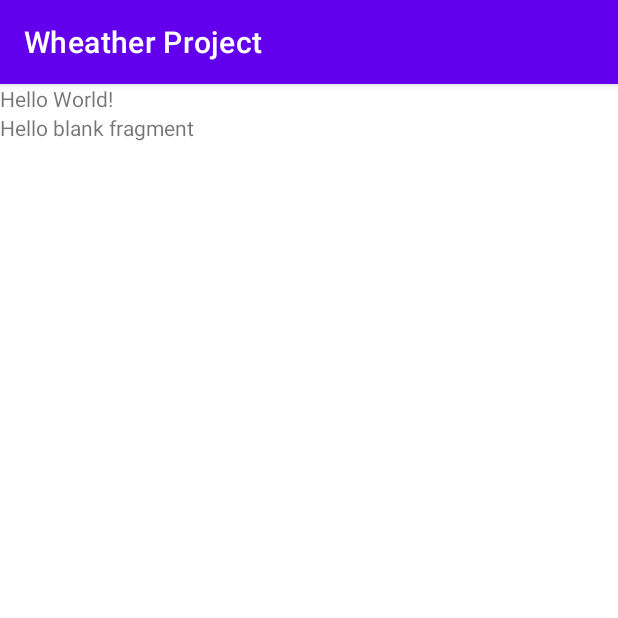
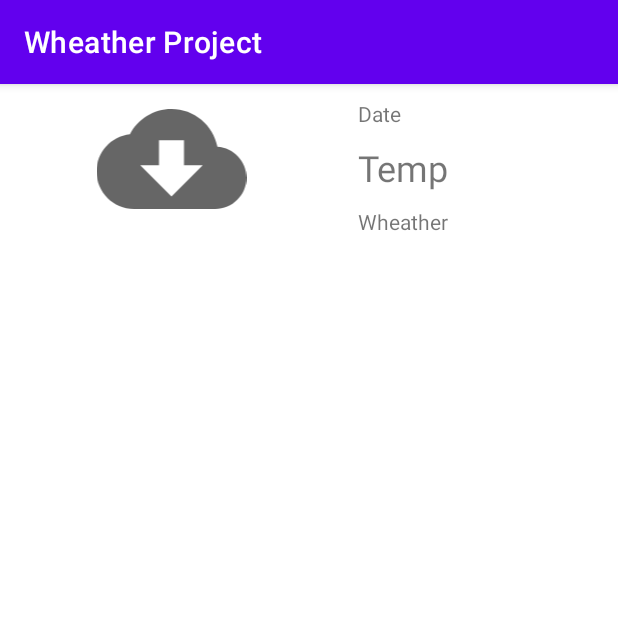
Before and after one commit to stymri/WheatherProject, an Android app: the screen it shows after launch (MainActivity), on a phone screen of 412 x 824 dp, the top half of it. Run offline under Robolectric (Android 15) with nearby library versions, the phone set to English and light mode, and no system bars.

Commit message:
view temp show

```diff
--- a/app/build.gradle
+++ b/app/build.gradle
@@ -34,6 +34,7 @@ dependencies {
     implementation 'com.google.android.material:material:1.2.1'
     implementation 'androidx.constraintlayout:constraintlayout:2.0.4'
     implementation 'androidx.legacy:legacy-support-v4:1.0.0'
+    implementation 'androidx.gridlayout:gridlayout:1.0.0'
     testImplementation 'junit:junit:4.+'
     androidTestImplementation 'androidx.test.ext:junit:1.1.2'
     androidTestImplementation 'androidx.test.espresso:espresso-core:3.3.0'
--- a/app/src/main/java/rai/satyam/wheatherproject/ShowWeatherDetails.java
+++ b/app/src/main/java/rai/satyam/wheatherproject/ShowWeatherDetails.java
@@ -11,10 +11,19 @@ import android.util.Log;
 import android.view.LayoutInflater;
 import android.view.View;
 import android.view.ViewGroup;
+import android.widget.ImageView;
+import android.widget.TextView;
+
+import org.json.JSONArray;
+import org.json.JSONObject;
+
+import java.text.DateFormat;
+import java.util.Date;
 
 import rai.satyam.wheatherproject.util.Utils;
 import rai.satyam.wheatherproject.util.http.DownloadCallback;
 import rai.satyam.wheatherproject.util.http.DownloadTaskResult;
+import rai.satyam.wheatherproject.util.http.ImageDownload;
 import rai.satyam.wheatherproject.util.http.NetworkFragment;
 
 /**
@@ -40,6 +49,11 @@ public class ShowWeatherDetails extends Fragment implements DownloadCallback<Dow
     // Boolean telling us whether a download is in progress, so we don't trigger overlapping
     // downloads with consecutive button clicks.
     private boolean downloading = false;
+
+    TextView textViewDate;
+    TextView textViewTemp;
+    ImageView imageView;
+    TextView textViewWheather;
 
     public ShowWeatherDetails() {
         // Required empty public constructor
@@ -75,7 +89,7 @@ public class ShowWeatherDetails extends Fragment implements DownloadCallback<Dow
     @Override
     public View onCreateView(LayoutInflater inflater, ViewGroup container,
                              Bundle savedInstanceState) {
-        networkFragment = NetworkFragment.getInstance(getActivity().getSupportFragmentManager(), "https://api.openweathermap.org/data/2.5/weather?lat=28.67&lon=77.22&appid=154b075c1652f4f2d9c3b7420ab1362a" ,this);
+        networkFragment = NetworkFragment.getInstance(getActivity().getSupportFragmentManager(), "https://api.openweathermap.org/data/2.5/onecall?lat=28.67&lon=77.22&units=metric&appid=154b075c1652f4f2d9c3b7420ab1362a" ,this);
         this.startDownload();
         // Inflate the layout for this fragment
         return inflater.inflate(R.layout.fragment_show_weather_details, container, false);
@@ -83,10 +97,35 @@ public class ShowWeatherDetails extends Fragment implements DownloadCallback<Dow
 
     @Override
     public void updateFromDownload(DownloadTaskResult result) {
-        String v_sResponse;
-        if (result.getResponse() != null){
-            v_sResponse = Utils.getStringFromInputStream(result.getResponse());
-            Log.d("response",v_sResponse);
+        String v_sResponse , v_sTemp;
+        JSONObject v_objJson , v_objJsonCurrent ,v_objJsonWheather;
+        JSONArray v_objJsonArray;
+        android.text.format.DateFormat dateFormat = new android.text.format.DateFormat();
+        ImageDownload imageDownload;
+        try {
+            textViewDate = getActivity().findViewById(R.id.textViewDate);
+            textViewTemp = getActivity().findViewById(R.id.textViewTemp);
+            imageView = getActivity().findViewById(R.id.imageView);
+            textViewWheather = getActivity().findViewById(R.id.textViewWheather);
+            if (result.getResponseString() != null){
+                v_sResponse = result.getResponseString();
+                //Log.d("response",v_sResponse);
+                v_objJson = new JSONObject(v_sResponse);
+                v_objJsonCurrent = v_objJson.getJSONObject("current");
+                v_sTemp = dateFormat.format("hh:mm:ss a",new Date(v_objJsonCurrent.getLong("dt")*1000L)).toString();
+                textViewDate.setText(v_sTemp);
+                v_sTemp = "" + v_objJsonCurrent.getDouble("temp") + " °C";
+                textViewTemp.setText(v_sTemp);
+                v_objJsonArray = v_objJsonCurrent.getJSONArray("weather");
+                v_objJsonWheather = v_objJsonArray.getJSONObject(0);
+                v_sTemp = v_objJsonWheather.getString("description");
+                textViewWheather.setText(v_sTemp);
+                v_sTemp = "https://openweathermap.org/img/wn/"+v_objJsonWheather.getString("icon")+"@4x.png";
+                imageDownload = ImageDownload.newInstance(getActivity().getSupportFragmentManager() ,v_sTemp,imageView);
+
+            }
+        } catch(Exception v_exException){
+            v_exException.printStackTrace();
         }
     }
 
--- a/app/src/main/java/rai/satyam/wheatherproject/util/http/DownloadTask.java
+++ b/app/src/main/java/rai/satyam/wheatherproject/util/http/DownloadTask.java
@@ -8,6 +8,8 @@ import java.io.InputStream;
 import java.net.URL;
 
 import javax.net.ssl.HttpsURLConnection;
+
+import rai.satyam.wheatherproject.util.Utils;
 
 public class DownloadTask extends AsyncTask<String , Integer , DownloadTaskResult> {
     private DownloadCallback<DownloadTaskResult> g_objCallBack;
@@ -25,28 +27,22 @@ public class DownloadTask extends AsyncTask<String , Integer , DownloadTaskResul
         NetworkInfo v_objNetworkInfo;
         if (this.g_objCallBack != null){
             v_objNetworkInfo = this.g_objCallBack.getActiveNetworkInfo();
-            if (v_objNetworkInfo == null || !v_objNetworkInfo.isConnected() ){
+            /**if (v_objNetworkInfo == null || !v_objNetworkInfo.isConnected() ){
                 this.g_objCallBack.updateFromDownload(new DownloadTaskResult(new Exception("You are Offline")));
                 cancel(true);
-            }
+            } **/
         }
     }
 
     @Override
     protected DownloadTaskResult doInBackground(String... prm_arrUrls) {
         DownloadTaskResult v_Return = null;
-        String v_sUrlString;
-        InputStream v_objInputStream = null;
+        String v_sUrlString , v_sReturn = null;
         try{
             if (!isCancelled() && prm_arrUrls != null && prm_arrUrls.length > 0) {
                 v_sUrlString = prm_arrUrls[0];
                 URL url = new URL(v_sUrlString);
-                v_objInputStream = downloadUrl(url);
-                if (v_objInputStream != null) {
-                    v_Return = new DownloadTaskResult(v_objInputStream);
-                } else {
-                    v_Return = new DownloadTaskResult(new IOException("No response received."));
-                }
+                v_Return = downloadUrl(url);
             }
         } catch(Exception v_exException){
             v_Return = new DownloadTaskResult(v_exException);
@@ -60,10 +56,10 @@ public class DownloadTask extends AsyncTask<String , Integer , DownloadTaskResul
      * If the network request is successful, it returns the response body in String form. Otherwise,
      * it will throw an IOException.
      */
-    private InputStream downloadUrl(URL url) throws IOException {
+    private DownloadTaskResult downloadUrl(URL url) throws IOException {
         InputStream v_objInputStream = null;
         HttpsURLConnection connection = null;
-        String result = null;
+        DownloadTaskResult v_Return;
         try {
             connection = (HttpsURLConnection) url.openConnection();
             // Timeout for reading InputStream arbitrarily set to 3000ms.
@@ -84,14 +80,19 @@ public class DownloadTask extends AsyncTask<String , Integer , DownloadTaskResul
             }
             // Retrieve the response body as an InputStream.
             v_objInputStream = connection.getInputStream();
+            v_Return = new DownloadTaskResult();
+            v_Return.processAndSaveResponse(connection.getContentType(),v_objInputStream);
             publishProgress(DownloadCallback.Progress.GET_INPUT_STREAM_SUCCESS, 0);
         } finally {
             // Close Stream and disconnect HTTPS connection.
-            if (connection != null) {
+            if (null != connection) {
                 connection.disconnect();
             }
+            if (v_objInputStream != null){
+                v_objInputStream.close();
+            }
         }
-        return v_objInputStream;
+        return v_Return;
     }
 
     @Override
--- a/app/src/main/java/rai/satyam/wheatherproject/util/http/DownloadTaskResult.java
+++ b/app/src/main/java/rai/satyam/wheatherproject/util/http/DownloadTaskResult.java
@@ -1,25 +1,39 @@
 package rai.satyam.wheatherproject.util.http;
+
+import android.graphics.Bitmap;
+import android.graphics.BitmapFactory;
 
 import java.io.InputStream;
 
+import rai.satyam.wheatherproject.util.Utils;
+
 public class DownloadTaskResult {
-    private InputStream response;
+    private int responseStatus = 0;
+    private String responseString;
     private Exception exception;
+    private Bitmap responseImage;
 
-    public DownloadTaskResult(InputStream response) {
-        this.response = response;
+    public int getResponseStatus() {
+        return responseStatus;
+    }
+
+    public void setResponseStatus(int responseStatus) {
+        this.responseStatus = responseStatus;
+    }
+
+    public Bitmap getResponseImage() {
+        return responseImage;
+    }
+
+    public DownloadTaskResult() {
     }
 
     public DownloadTaskResult(Exception exception) {
         this.exception = exception;
     }
 
-    public InputStream getResponse() {
-        return response;
-    }
-
-    public void setResponse(InputStream response) {
-        this.response = response;
+    public String getResponseString() {
+        return responseString;
     }
 
     public Exception getException() {
@@ -29,4 +43,14 @@ public class DownloadTaskResult {
     public void setException(Exception exception) {
         this.exception = exception;
     }
+
+    public void processAndSaveResponse(String prm_sContentType ,InputStream prm_objInputStream ){
+        if (prm_sContentType.contains("image")){
+            responseImage = BitmapFactory.decodeStream(prm_objInputStream);
+            responseStatus = 2;
+        } else {
+            responseString = Utils.getStringFromInputStream(prm_objInputStream);
+            responseStatus = 1;
+        }
+    }
 }
--- a/app/src/main/java/rai/satyam/wheatherproject/util/http/NetworkFragment.java
+++ b/app/src/main/java/rai/satyam/wheatherproject/util/http/NetworkFragment.java
@@ -23,8 +23,12 @@ public class NetworkFragment extends Fragment {
 
     private DownloadCallback<DownloadTaskResult> callback;
     private DownloadTask downloadTask;
-    private String urlString = "https://api.openweathermap.org/data/2.5/weather?lat=28.67&lon=77.22&appid=154b075c1652f4f2d9c3b7420ab1362a";
 
+    private String urlString = "https://api.openweathermap.org/data/2.5/onecall?lat=28.67&lon=77.22&units=metric&appid=154b075c1652f4f2d9c3b7420ab1362a";
+
+    public void setUrlString(String urlString) {
+        this.urlString = urlString;
+    }
     /**
      * Static initializer for NetworkFragment that sets the URL of the host it will be downloading
      * from.
@@ -35,6 +39,7 @@ public class NetworkFragment extends Fragment {
         args.putString(URL_KEY, url);
         networkFragment.setArguments(args);
         networkFragment.callback = prm_Callback;
+        networkFragment.setUrlString(url);
         fragmentManager.beginTransaction().add(networkFragment, TAG).commit();
         return networkFragment;
     }
--- /dev/null
+++ b/app/src/main/res/drawable/ic_baseline_cloud_download_24.xml
@@ -0,0 +1,10 @@
+<vector xmlns:android="http://schemas.android.com/apk/res/android"
+    android:width="24dp"
+    android:height="24dp"
+    android:viewportWidth="24"
+    android:viewportHeight="24"
+    android:tint="?attr/colorControlNormal">
+  <path
+      android:fillColor="@android:color/white"
+      android:pathData="M19.35,10.04C18.67,6.59 15.64,4 12,4 9.11,4 6.6,5.64 5.35,8.04 2.34,8.36 0,10.91 0,14c0,3.31 2.69,6 6,6h13c2.76,0 5,-2.24 5,-5 0,-2.64 -2.05,-4.78 -4.65,-4.96zM17,13l-5,5 -5,-5h3V9h4v4h3z"/>
+</vector>
--- a/app/src/main/res/layout/activity_main.xml
+++ b/app/src/main/res/layout/activity_main.xml
@@ -7,15 +7,6 @@
     android:orientation="vertical"
     tools:context=".MainActivity">
 
-    <TextView
-        android:layout_width="wrap_content"
-        android:layout_height="wrap_content"
-        android:text="Hello World!"
-        app:layout_constraintBottom_toBottomOf="parent"
-        app:layout_constraintLeft_toLeftOf="parent"
-        app:layout_constraintRight_toRightOf="parent"
-        app:layout_constraintTop_toTopOf="parent" />
-
     <fragment
         android:id="@+id/fragment"
         android:name="rai.satyam.wheatherproject.ShowWeatherDetails"
--- a/app/src/main/res/layout/fragment_show_weather_details.xml
+++ b/app/src/main/res/layout/fragment_show_weather_details.xml
@@ -1,14 +1,59 @@
 <?xml version="1.0" encoding="utf-8"?>
 <FrameLayout xmlns:android="http://schemas.android.com/apk/res/android"
+    xmlns:app="http://schemas.android.com/apk/res-auto"
     xmlns:tools="http://schemas.android.com/tools"
     android:layout_width="match_parent"
     android:layout_height="match_parent"
     tools:context=".ShowWeatherDetails">
 
-    <!-- TODO: Update blank fragment layout -->
-    <TextView
+    <LinearLayout
         android:layout_width="match_parent"
         android:layout_height="match_parent"
-        android:text="@string/hello_blank_fragment" />
+        android:orientation="horizontal">
+
+        <ImageView
+            android:id="@+id/imageView"
+            android:layout_width="wrap_content"
+            android:layout_height="wrap_content"
+            android:layout_weight="2"
+            android:minHeight="100dp"
+            android:src="@drawable/ic_baseline_cloud_download_24" />
+
+        <LinearLayout
+            android:layout_width="wrap_content"
+            android:layout_height="wrap_content"
+            android:layout_weight="1"
+            android:orientation="vertical">
+
+            <TextView
+                android:id="@+id/textViewDate"
+                android:layout_width="match_parent"
+                android:layout_height="wrap_content"
+                android:layout_marginLeft="10dp"
+                android:layout_marginTop="10dp"
+                android:layout_marginRight="10dp"
+                android:text="Date" />
+
+            <TextView
+                android:id="@+id/textViewTemp"
+                android:layout_width="match_parent"
+                android:layout_height="wrap_content"
+                android:layout_marginLeft="10dp"
+                android:layout_marginTop="10dp"
+                android:layout_marginRight="10dp"
+                android:text="Temp"
+                android:textSize="24sp" />
+
+            <TextView
+                android:id="@+id/textViewWheather"
+                android:layout_width="match_parent"
+                android:layout_height="wrap_content"
+                android:layout_marginLeft="10dp"
+                android:layout_marginTop="10dp"
+                android:layout_marginRight="10dp"
+                android:text="Wheather" />
+
+        </LinearLayout>
+    </LinearLayout>
 
 </FrameLayout>
```
Also changed, not shown: app/src/main/java/rai/satyam/wheatherproject/util/http/ImageDownload.java (added, +95 -0 lines).
